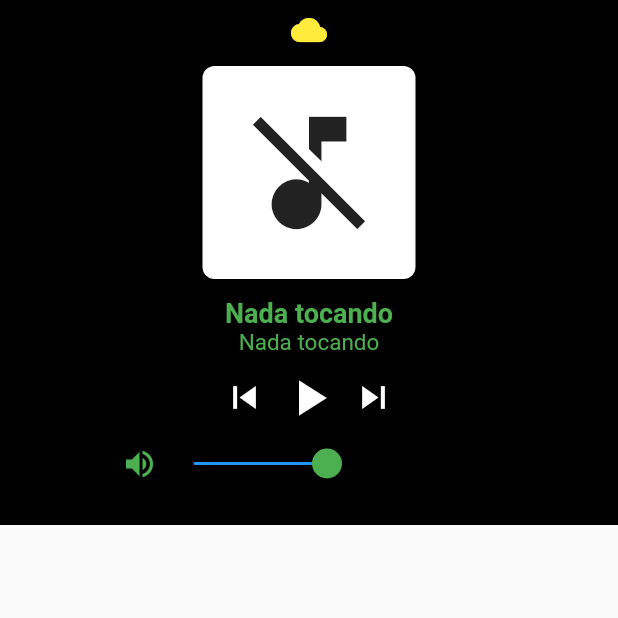
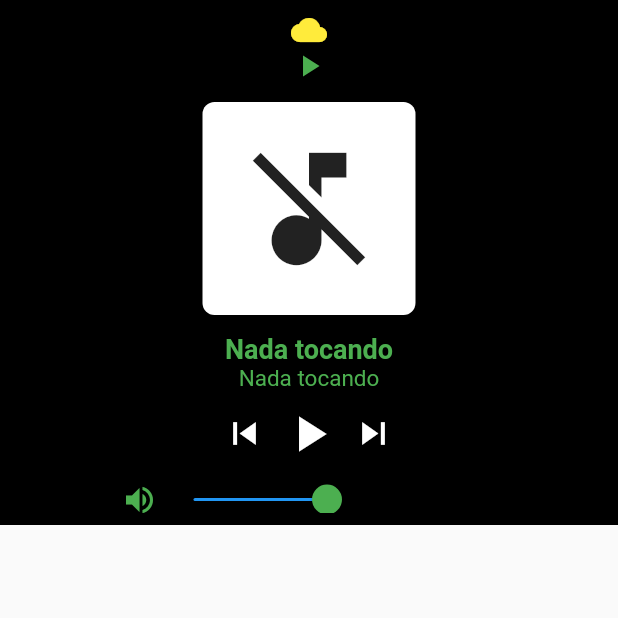
Before and after one commit to GlaidsonRM/flutter_web_audio_player, a Flutter app: the screen it shows after launch, on a phone screen of 412 x 824 dp, the top half of it. Run offline on Flutter 3.47's test engine with Material 2 defaults, Android fonts, the phone set to English and light mode, and no system bars; our stand-ins replace cloud_firestore, firebase_auth, firebase_core, firebase_storage, get, google_sign_in and 2 more; missing offline and left inert: flutter_media_metadata, googleapis; accounts and stored records are empty; network calls fail; statements that could not run were skipped.

Commit message:
updates_11/07

```diff
--- a/lib/controller/music_player_controller.dart
+++ b/lib/controller/music_player_controller.dart
@@ -1,3 +1,4 @@
+import 'package:flutter/material.dart';
 import 'package:flutter_web_audio_player/controller/music_controller.dart';
 import 'package:flutter_web_audio_player/model/music_model.dart';
 import 'package:get/get.dart';
@@ -10,13 +11,17 @@ class MusicPlayerController extends GetxController {
 
   RxDouble volume = 0.5.obs;
   RxDouble positionMusic = 0.0.obs;
+  RxDouble elapsedMusic = 0.0.obs;
   RxDouble maxPositionMusic = 100.0.obs;
   RxInt positionMusicPlayer = 0.obs;
   RxString currentTimeMusic = '0:00'.obs;
   RxString maxTimeMusic = '0:00'.obs;
+  RxString elapsedTimeMusic = '0:00'.obs;
   RxBool loadingSong = false.obs;
   RxBool playing = false.obs;
   RxBool isPaused = false.obs;
+
+  var background = Colors.black45.obs;
 
   List<AudioSource> audiosSource = [];
 
@@ -130,7 +135,7 @@ class MusicPlayerController extends GetxController {
       player.play();
     } else {
       currentMusic.value = musicController.allMusic[positionMusicPlayer.value];
-      var duration = await player.setUrl(currentMusic.value.url);
+      var duration = await player.setUrl(currentMusic.value.url!);
 
       if (duration != null) {
         int milleseconds = int.parse(duration.inMilliseconds.toString());
--- a/lib/model/music_model.dart
+++ b/lib/model/music_model.dart
@@ -1,20 +1,21 @@
 class MusicModel {
-  late String description;
-  late String artist;
-  late String url;
-  late String urlImage;
-  late String albumArt;
-  late int duration;
-  late bool isLoading;
-  late bool isPlaying;
+  late String? description;
+  late String? artist;
+  late String? url;
+  late String? urlImage;
+  late String? albumArt;
+  late int? duration;
+  late bool? isLoading;
+  late bool? isPlaying;
 
   MusicModel(
-      {required this.description,
-      required this.url,
-      required this.artist,
-      required this.urlImage,
-      required this.isLoading,
-      required this.isPlaying});
+      {this.description,
+      this.url,
+      this.artist,
+      this.urlImage,
+        this.albumArt = '',
+      this.isLoading,
+      this.isPlaying});
 
   MusicModel.fromJson(Map<String, dynamic> json) {
     description = json['description'];
--- a/lib/screen/home/home_great.dart
+++ b/lib/screen/home/home_great.dart
@@ -45,7 +45,7 @@ class HomeGreat extends StatelessWidget {
                   child: playerController.currentMusic.value.description == 'Nada tocando' ? Icon(
                     Icons.music_off,
                     size: 100,
-                  ) : Image.network(playerController.currentMusic.value.urlImage),
+                  ) : Image.network(playerController.currentMusic.value.urlImage!),
                 ),
               ),
             ),
@@ -57,14 +57,14 @@ class HomeGreat extends StatelessWidget {
             Column(
               children: [
                 Text(
-                  playerController.currentMusic.value.description,
+                  playerController.currentMusic.value.description!,
                   style: TextStyle(
                       color: Colors.green,
                       fontWeight: FontWeight.bold,
                       fontSize: 18),
                 ),
                 Text(
-                  playerController.currentMusic.value.artist,
+                  playerController.currentMusic.value.artist!,
                   style: TextStyle(color: Colors.green, fontSize: 15),
                 )
               ],
--- a/lib/screen/home/home_little.dart
+++ b/lib/screen/home/home_little.dart
@@ -7,10 +7,10 @@ import 'package:flutter_web_audio_player/controller/music_controller.dart';
 import 'package:flutter_web_audio_player/controller/music_player_controller.dart';
 import 'package:flutter_web_audio_player/features/google_drive_music/presentation/pages/google_drive_files_page.dart';
 import 'package:flutter_web_audio_player/model/music_model.dart';
+import 'package:flutter_web_audio_player/screen/home/home_little_new.dart';
 import 'package:flutter_web_audio_player/screen/home/list_music_widget.dart';
 import 'package:get/get.dart';
 import 'package:just_audio/just_audio.dart';
-
 
 class HomeLittle extends StatelessWidget {
   final MusicController musicController = Get.find();
@@ -33,6 +33,9 @@ class HomeLittle extends StatelessWidget {
   }
 
   playerAudio() {
+
+    print('play ${playerController.currentMusic.value.albumArt}');
+
     return Obx(() => Container(
           color: Colors.black,
           child: Padding(
@@ -42,8 +45,19 @@ class HomeLittle extends StatelessWidget {
                 children: [
                   InkWell(
                       onTap: () => Get.to(GoogleDriveFilesPage()),
-                      child: Icon(Icons.cloud, color: Colors.yellow,)),
-                  SizedBox(height: 8,),
+                      child: Icon(
+                        Icons.cloud,
+                        color: Colors.yellow,
+                      )),
+                  InkWell(
+                      onTap: () => Get.to(HomeLittleNew(playerController), transition: Transition.downToUp, duration: Duration(milliseconds: 300)),
+                      child: Icon(
+                        Icons.play_arrow,
+                        color: Colors.green,
+                      )),
+                  SizedBox(
+                    height: 8,
+                  ),
                   Container(
                     height: 150,
                     width: 150,
@@ -53,21 +67,24 @@ class HomeLittle extends StatelessWidget {
                       ),
                       elevation: 8,
                       child: Center(
-                        child: playerController.currentMusic.value.description ==
-                                'Nada tocando' || playerController.currentMusic.value.albumArt == ''
+                        child: playerController
+                                        .currentMusic.value.description ==
+                                    'Nada tocando'
+                            ||
+                                playerController.currentMusic.value.albumArt !=
+                                    null
                             ? Icon(
                                 Icons.music_off,
                                 size: 100,
                               )
-                            : Image.memory(
-                                base64Decode(playerController.currentMusic.value.albumArt)),
+                            : Image.memory(base64Decode(
+                                playerController.currentMusic.value.albumArt!)),
                       ),
                     ),
                   ),
                   SizedBox(
                     height: 8,
                   ),
-
                   playerController.loadingSong.value
                       ? CircularProgressIndicator(
                           color: Colors.green,
@@ -75,15 +92,16 @@ class HomeLittle extends StatelessWidget {
                       : Column(
                           children: [
                             Text(
-                              playerController.currentMusic.value.description,
+                              playerController.currentMusic.value.description!,
                               style: TextStyle(
                                   color: Colors.green,
                                   fontWeight: FontWeight.bold,
                                   fontSize: 18),
                             ),
                             Text(
-                              playerController.currentMusic.value.artist,
-                              style: TextStyle(color: Colors.green, fontSize: 15),
+                              playerController.currentMusic.value.artist!,
+                              style:
+                                  TextStyle(color: Colors.green, fontSize: 15),
                             )
                           ],
                         ),
@@ -131,17 +149,26 @@ class HomeLittle extends StatelessWidget {
                     width: 250,
                     child: Row(
                       children: [
-                        Icon(Icons.volume_up_sharp, color: Colors.green,),
+                        Icon(
+                          Icons.volume_up_sharp,
+                          color: Colors.green,
+                        ),
                         Expanded(
-                          child: SliderTheme(data: SliderThemeData(
-                            trackHeight: 0.1,
-                            showValueIndicator: ShowValueIndicator.never,
-                            valueIndicatorColor: Colors.grey,
-                            valueIndicatorShape: SliderComponentShape.noOverlay,
-                            thumbColor: Colors.green,
-                          ), child: Slider(onChanged: (double value) {
-                            playerController.volume.value = value;
-                          }, value: playerController.volume.value,)),
+                          child: SliderTheme(
+                              data: SliderThemeData(
+                                trackHeight: 0.1,
+                                showValueIndicator: ShowValueIndicator.never,
+                                valueIndicatorColor: Colors.grey,
+                                valueIndicatorShape:
+                                    SliderComponentShape.noOverlay,
+                                thumbColor: Colors.green,
+                              ),
+                              child: Slider(
+                                onChanged: (double value) {
+                                  playerController.volume.value = value;
+                                },
+                                value: playerController.volume.value,
+                              )),
                         ),
                       ],
                     ),
--- a/lib/screen/home/insert_music_page.dart
+++ b/lib/screen/home/insert_music_page.dart
@@ -126,8 +126,8 @@ class InsertMusicPage extends StatelessWidget {
                               MusicModel model = itens[index];
 
                               return ListTile(
-                                title: Text(model.description),
-                                subtitle: Text(model.url),
+                                title: Text(model.description!),
+                                subtitle: Text(model.url!),
                               );
                             },
                           );
```
Also changed, not shown: lib/features/google_drive_music/presentation/pages/google_drive_files_page.dart (+8 -3 lines), lib/features/metadata/presentation/controller/metadata_controller.dart (+17 -7 lines), lib/screen/home/home_little_new.dart (added, +218 -0 lines), lib/screen/home/list_music_widget.dart (+4 -4 lines), lib/screen/home/playlist_playing.dart (added, +46 -0 lines).
